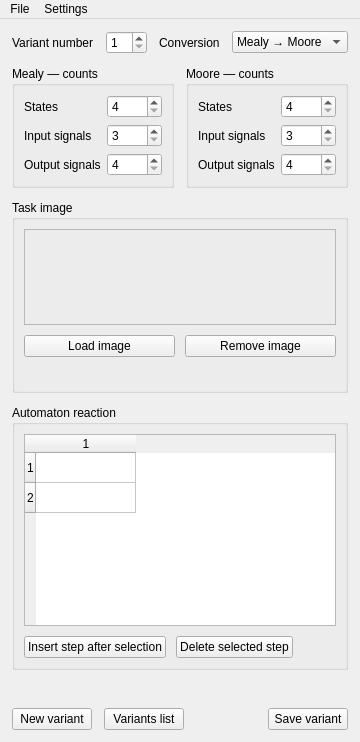
Before: the Qt Designer form ui/mainwindow.ui in S1mpleton/M2MTools, drawn with Qt 5.
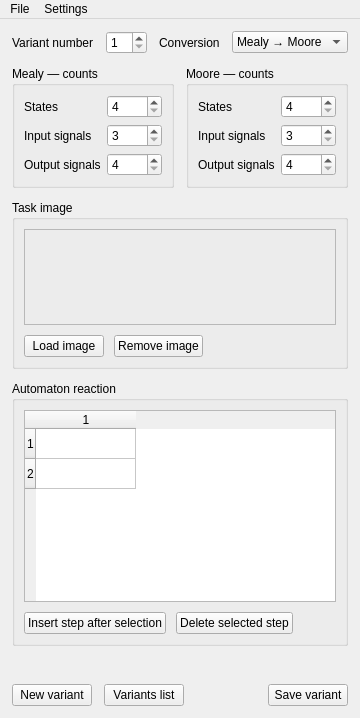
After: the same form once the commit is applied. Custom widgets are drawn as their Qt base class.

Commit message: fix: keep reaction rows visible and compact image actions

```diff
--- a/ui/mainwindow.ui
+++ b/ui/mainwindow.ui
@@ -199,10 +199,16 @@
     </item>
     <item>
      <widget class="QGroupBox" name="diagramGroup">
+      <property name="sizePolicy">
+       <sizepolicy hsizetype="Preferred" vsizetype="Expanding">
+        <horstretch>0</horstretch>
+        <verstretch>1</verstretch>
+       </sizepolicy>
+      </property>
       <property name="title">
        <string>Task image</string>
       </property>
-      <layout class="QVBoxLayout" name="imageLayout" stretch="1,0,0">
+      <layout class="QVBoxLayout" name="imageLayout" stretch="1,0">
        <property name="spacing">
         <number>10</number>
        </property>
@@ -241,9 +247,15 @@
         </widget>
        </item>
        <item>
-        <layout class="QHBoxLayout" name="imageActionsLayout">
+        <layout class="QHBoxLayout" name="imageActionsLayout" stretch="0,0,1">
          <item>
           <widget class="QPushButton" name="loadImageButton">
+           <property name="sizePolicy">
+            <sizepolicy hsizetype="Fixed" vsizetype="Fixed">
+             <horstretch>0</horstretch>
+             <verstretch>0</verstretch>
+            </sizepolicy>
+           </property>
            <property name="text">
             <string>Load image</string>
            </property>
@@ -251,31 +263,46 @@
          </item>
          <item>
           <widget class="QPushButton" name="removeImageButton">
+           <property name="sizePolicy">
+            <sizepolicy hsizetype="Fixed" vsizetype="Fixed">
+             <horstretch>0</horstretch>
+             <verstretch>0</verstretch>
+            </sizepolicy>
+           </property>
            <property name="text">
             <string>Remove image</string>
            </property>
           </widget>
          </item>
-        </layout>
-       </item>
        <item>
         <widget class="QLabel" name="imageFileLabel">
          <property name="sizePolicy">
           <sizepolicy hsizetype="Ignored" vsizetype="Preferred">
-           <horstretch>0</horstretch>
+             <horstretch>1</horstretch>
            <verstretch>0</verstretch>
           </sizepolicy>
          </property>
+           <property name="alignment">
+            <set>Qt::AlignRight|Qt::AlignVCenter</set>
+           </property>
          <property name="textFormat">
           <enum>Qt::PlainText</enum>
          </property>
         </widget>
+         </item>
+        </layout>
        </item>
       </layout>
      </widget>
     </item>
     <item>
      <widget class="QGroupBox" name="reactionGroup">
+      <property name="sizePolicy">
+       <sizepolicy hsizetype="Preferred" vsizetype="Fixed">
+        <horstretch>0</horstretch>
+        <verstretch>0</verstretch>
+       </sizepolicy>
+      </property>
       <property name="title">
        <string>Automaton reaction</string>
       </property>
@@ -292,9 +319,9 @@
           <number>1</number>
          </property>
          <property name="sizePolicy">
-          <sizepolicy hsizetype="Expanding" vsizetype="Expanding">
+          <sizepolicy hsizetype="Expanding" vsizetype="Fixed">
            <horstretch>0</horstretch>
-           <verstretch>1</verstretch>
+           <verstretch>0</verstretch>
           </sizepolicy>
          </property>
         </widget>
```
Lines whose indentation alone changed are shown as unchanged. The commit also changes 5 other files.
